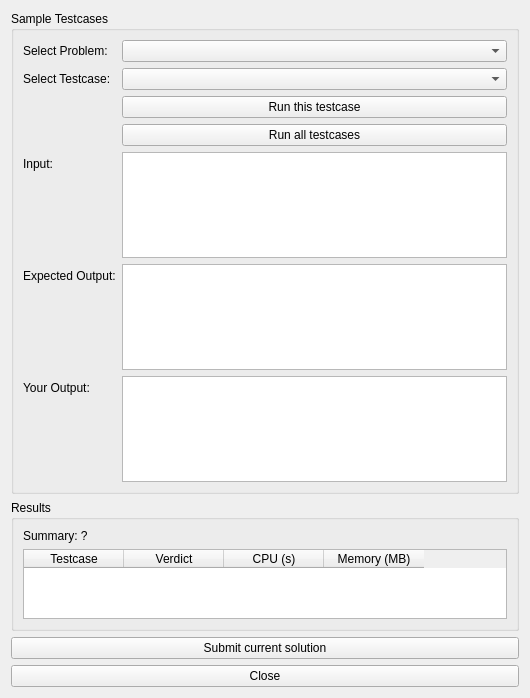
KaziRifatMorshed/SmartXm, file src/SmartXm-CSEKU/runtestcases.ui: the form before one commit.
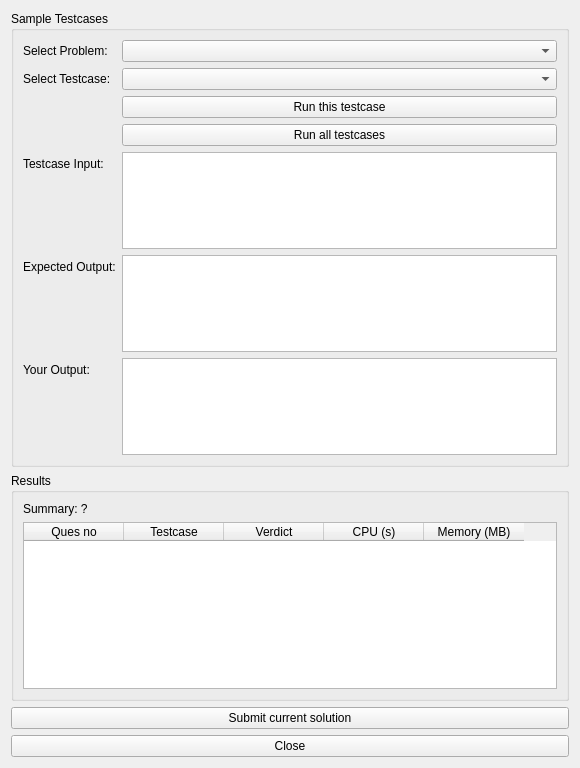
The form after the commit. Icons and pictures are not drawn.

Commit message: connected run test case window

Patch:
```diff
--- a/src/SmartXm-CSEKU/runtestcases.ui
+++ b/src/SmartXm-CSEKU/runtestcases.ui
@@ -6,8 +6,8 @@
    <rect>
     <x>0</x>
     <y>0</y>
-    <width>530</width>
-    <height>698</height>
+    <width>580</width>
+    <height>768</height>
    </rect>
   </property>
   <property name="windowTitle">
@@ -16,7 +16,7 @@
   <property name="windowIcon">
    <iconset theme="QIcon::ThemeIcon::MediaSkipForward"/>
   </property>
-  <layout class="QVBoxLayout" name="verticalLayout_2">
+  <layout class="QVBoxLayout" name="verticalLayout_2" stretch="2,1,1,1">
    <item>
     <widget class="QGroupBox" name="groupBox_2">
      <property name="title">
@@ -60,7 +60,7 @@
       <item row="4" column="0">
        <widget class="QLabel" name="label_5">
         <property name="text">
-         <string>Input:</string>
+         <string>Testcase Input:</string>
         </property>
        </widget>
       </item>
@@ -73,6 +73,12 @@
       </item>
       <item row="5" column="1">
        <widget class="QTextEdit" name="testcaseExpectedOutput_textEdit">
+        <property name="maximumSize">
+         <size>
+          <width>16777215</width>
+          <height>150</height>
+         </size>
+        </property>
         <property name="readOnly">
          <bool>true</bool>
         </property>
@@ -80,6 +86,12 @@
       </item>
       <item row="4" column="1">
        <widget class="QTextEdit" name="testcaseInput_textEdit_2">
+        <property name="maximumSize">
+         <size>
+          <width>16777215</width>
+          <height>150</height>
+         </size>
+        </property>
         <property name="readOnly">
          <bool>true</bool>
         </property>
@@ -94,6 +106,12 @@
       </item>
       <item row="6" column="1">
        <widget class="QTextEdit" name="studentOutput_textEdit_3">
+        <property name="maximumSize">
+         <size>
+          <width>16777215</width>
+          <height>150</height>
+         </size>
+        </property>
         <property name="readOnly">
          <bool>true</bool>
         </property>
@@ -117,6 +135,11 @@
       </item>
       <item>
        <widget class="QTableWidget" name="tableWidget">
+        <column>
+         <property name="text">
+          <string>Ques no</string>
+         </property>
+        </column>
         <column>
          <property name="text">
           <string>Testcase</string>
```
The commit also changes 6 other files.
